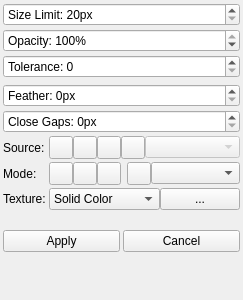
First picture: the form in src/desktop/ui/fillsettings.ui, repository Ciarbi/DrawpileITI, before the edit.
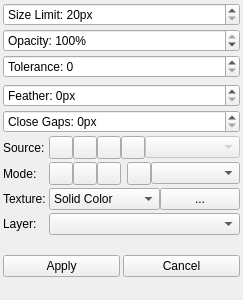
Second picture: the form after the edit. Icons and pictures are not drawn. Custom widgets are drawn as their Qt base class.

Commit message:
feat(desktop): add canvas presets, layer texture, and improve paste logic
- Add canvas size presets and a dimension swap button to the start dialog.
- Add support for selecting a layer as a texture source in the flood fill tool.
- Refactor paste image to use layer tree creation messages and respect permissions.

Patch:
```diff
--- a/src/desktop/ui/fillsettings.ui
+++ b/src/desktop/ui/fillsettings.ui
@@ -358,7 +358,30 @@
      </item>
     </layout>
    </item>
-    <item row="13" column="0" colspan="2">
+    <item row="13" column="0">
+     <widget class="QLabel" name="textureLayerLabel">
+      <property name="text">
+       <string>Layer:</string>
+      </property>
+     </widget>
+    </item>
+    <item row="13" column="1">
+     <widget class="QComboBox" name="textureLayerCombo">
+      <property name="sizePolicy">
+       <sizepolicy hsizetype="Expanding" vsizetype="Fixed">
+        <horstretch>0</horstretch>
+        <verstretch>0</verstretch>
+       </sizepolicy>
+      </property>
+      <property name="minimumSize">
+       <size>
+        <width>24</width>
+        <height>0</height>
+       </size>
+      </property>
+     </widget>
+    </item>
+    <item row="14" column="0" colspan="2">
      <widget class="QLabel" name="textureFileLabel">
      <property name="text">
       <string></string>
@@ -368,7 +391,7 @@
      </property>
     </widget>
    </item>
-   <item row="14" column="0" colspan="2">
+    <item row="15" column="0" colspan="2">
     <layout class="QHBoxLayout" name="applyCancelLayout">
      <item>
       <widget class="QPushButton" name="applyButton">
@@ -398,7 +421,7 @@
      </item>
     </layout>
    </item>
-   <item row="15" column="0" colspan="2">
+   <item row="16" column="0" colspan="2">
     <spacer name="bottomSpacer">
      <property name="orientation">
       <enum>Qt::Vertical</enum>
```
Left out of the diff: 1 changed line with no effect on the pictures. Lines whose indentation alone changed are shown as unchanged. The commit also changes 5 other files.
